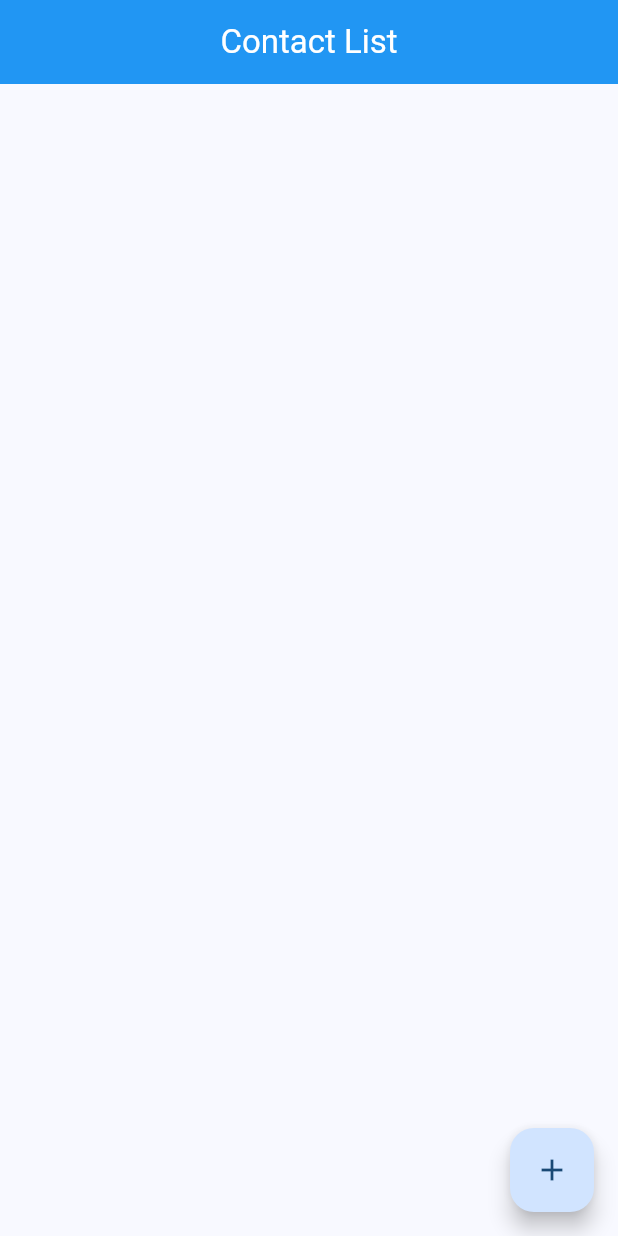
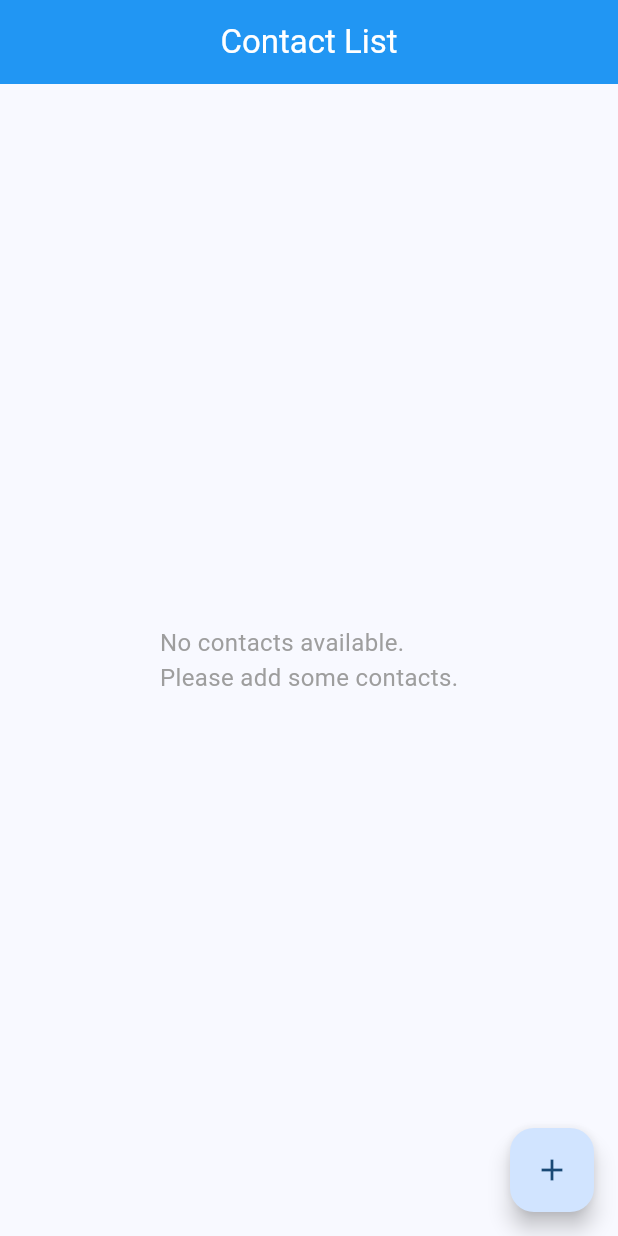
Before and after one commit to zillur07/Basic-CRUD-app-with-only-GetX, a Flutter app: the screen it shows after launch, on a phone screen of 412 x 824 dp. Run offline on Flutter 3.47's test engine with Material 3 defaults, Android fonts, the phone set to English and light mode, and no system bars; our stand-ins replace get.

Commit message:
no contact list

```diff
--- a/lib/src/pages/home_page.dart
+++ b/lib/src/pages/home_page.dart
@@ -15,6 +15,14 @@ class HomePage extends StatelessWidget {
       appBar: AppBar(title: const Text('Contact List'), centerTitle: true),
 
       body: Obx(() {
+        if (controller.contactList.isEmpty) {
+          return Center(
+            child: Text(
+              'No contacts available. \nPlease add some contacts.',
+              style: TextStyle(fontSize: 16, color: Colors.grey),
+            ),
+          );
+        }
         return ListView.builder(
           itemCount: controller.contactList.length,
 
```
